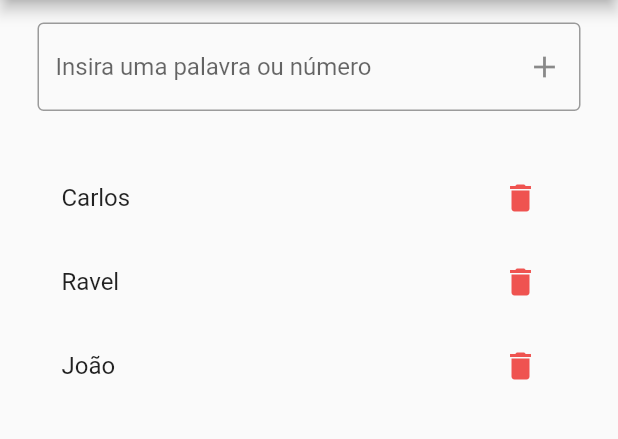
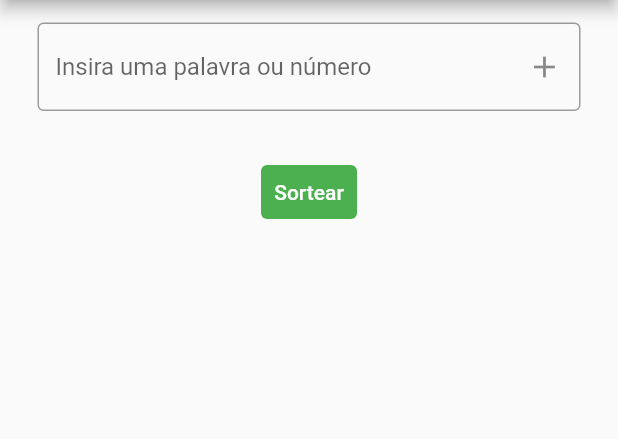
Before and after one commit to ravelsoares/sorteio, a Flutter app: the screen it shows after launch, on a phone screen of 412 x 824 dp, the part 84-523 px from its top. Run offline on Flutter 3.47's test engine with Material 2 defaults, Android fonts, the light colour scheme and no system bars.

Commit message:
botão de sorteio

```diff
--- a/lib/home_screen.dart
+++ b/lib/home_screen.dart
@@ -1,3 +1,5 @@
+import 'dart:math';
+
 import 'package:flutter/material.dart';
 
 class HomeScreen extends StatefulWidget {
@@ -9,7 +11,7 @@ class HomeScreen extends StatefulWidget {
 
 class _HomeScreenState extends State<HomeScreen> {
   TextEditingController textController = TextEditingController();
-  List items = ['Carlos', 'Ravel', 'João'];
+  List items = [];
   @override
   Widget build(BuildContext context) {
     return Scaffold(
@@ -44,6 +46,29 @@ class _HomeScreenState extends State<HomeScreen> {
                   ),
                 ),
                 const SizedBox(height: 30),
+                TextButton(
+                  onPressed: items.length > 0
+                      ? () {
+                          Random r = Random();
+                          String resultado = items[r.nextInt(items.length)]!;
+                          int index = items.indexOf(resultado);
+                          print(resultado);
+                          setState(() {
+                            items.removeAt(index);
+                          });
+                          print(items);
+                        }
+                      : null,
+                  child: const Text(
+                    'Sortear',
+                    style: TextStyle(color: Colors.white),
+                  ),
+                  style: ButtonStyle(
+                    backgroundColor:
+                        MaterialStateProperty.all<Color>(Colors.green),
+                  ),
+                ),
+                const SizedBox(height: 30),
                 ListView.builder(
                     physics: NeverScrollableScrollPhysics(),
                     shrinkWrap: true,
```
